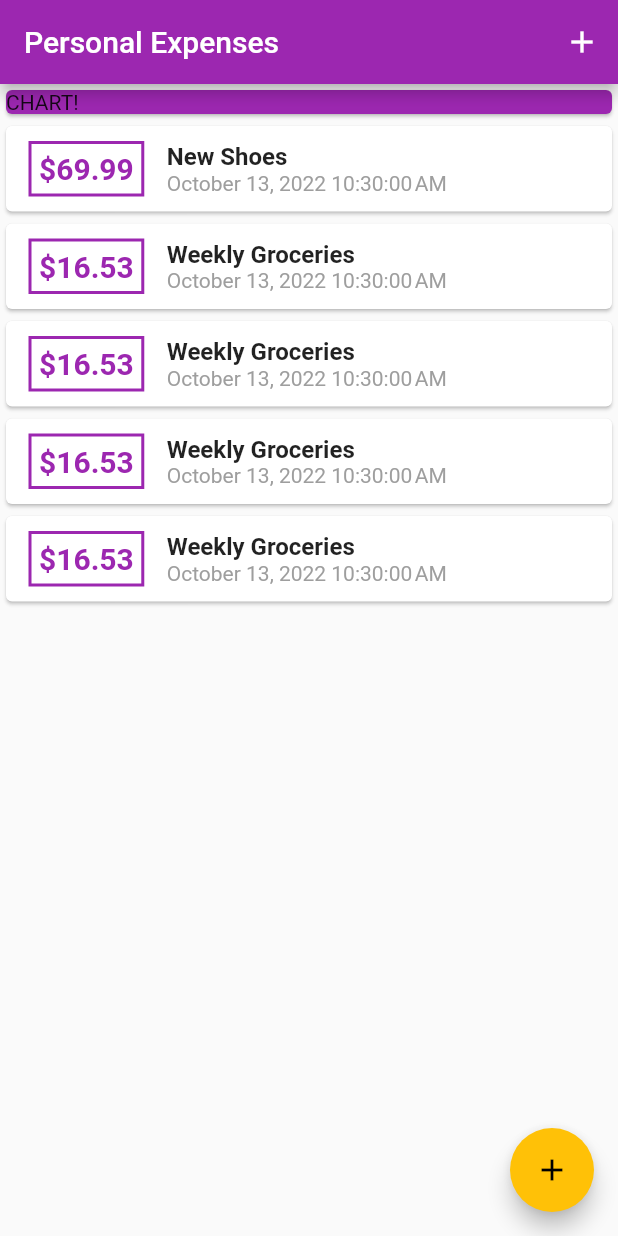
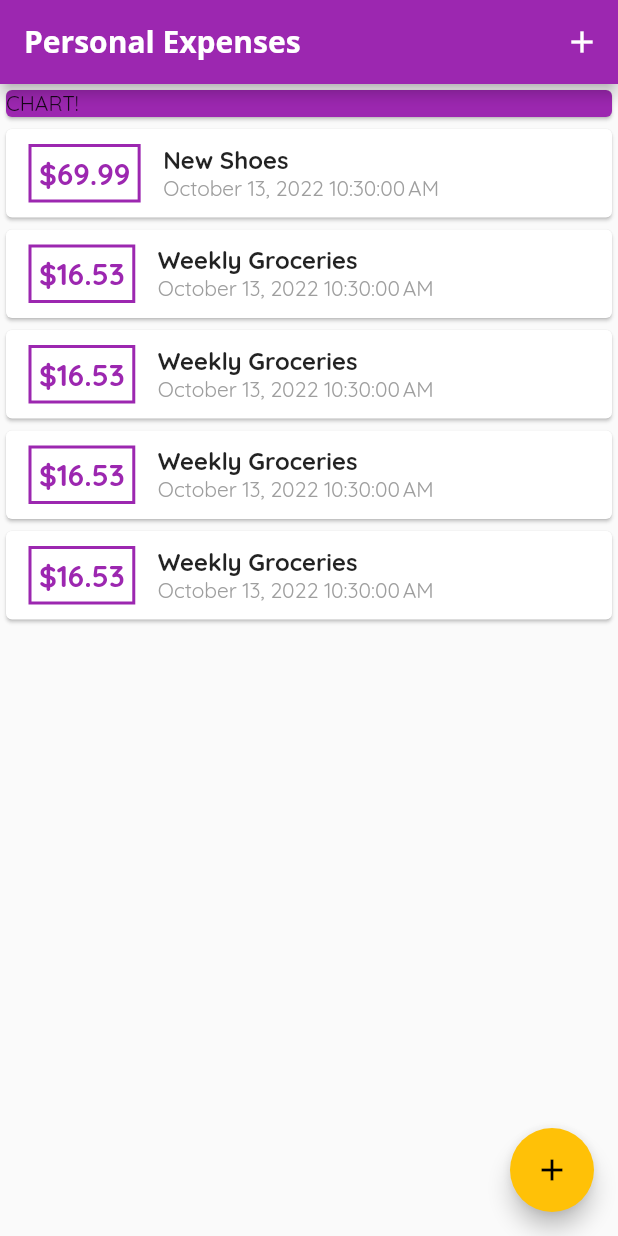
Before and after one commit to Olakunlesalami/personal-expense-tracker, a Flutter app: the screen it shows after launch, on a phone screen of 412 x 824 dp. Run offline on Flutter 3.47's test engine with Material 2 defaults, Android fonts, the phone set to English and light mode, and no system bars.

Commit message:
customize appBarTheme globally

```diff
--- a/tutorials/expense_tracker/lib/main.dart
+++ b/tutorials/expense_tracker/lib/main.dart
@@ -14,7 +14,15 @@ class MyApp extends StatelessWidget {
   Widget build(BuildContext context) {
     return MaterialApp(
       title: 'Personal Expenses Tracker',
-      theme: ThemeData(primarySwatch: Colors.purple, accentColor: Colors.amber),
+      theme: ThemeData(
+          primarySwatch: Colors.purple,
+          accentColor: Colors.amber,
+          fontFamily: 'Quicksand',
+          appBarTheme: AppBarTheme(
+              titleTextStyle: TextStyle(
+                  fontFamily: 'OpenSans',
+                  fontSize: 20,
+                  fontWeight: FontWeight.bold))),
       home: MyHomePage(),
     );
   }
```
Also changed, not shown: tutorials/expense_tracker/pubspec.yaml (+16 -11 lines), tutorials/expense_tracker/assets/fonts/OpenSans-Bold.ttf (added), tutorials/expense_tracker/assets/fonts/OpenSans-Regular.ttf (added), tutorials/expense_tracker/assets/fonts/Quicksand-Bold.ttf (added), tutorials/expense_tracker/assets/fonts/Quicksand-Light.ttf (added), tutorials/expense_tracker/assets/fonts/Quicksand-Medium.ttf (added), tutorials/expense_tracker/assets/fonts/Quicksand-Regular.ttf (added).
